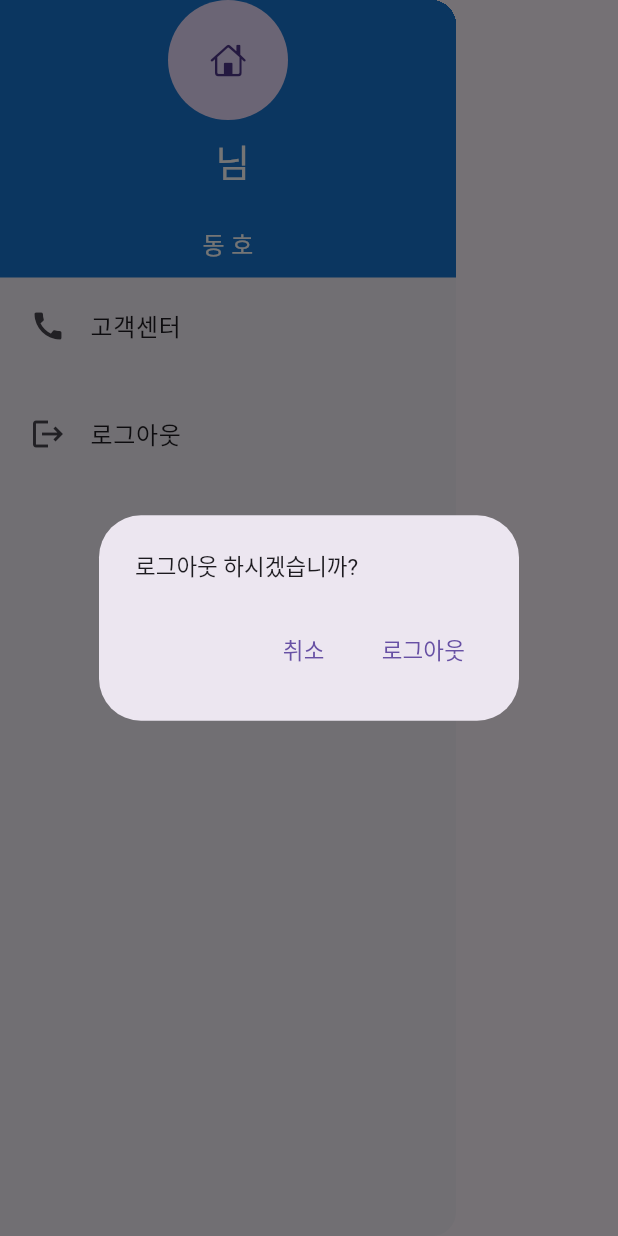
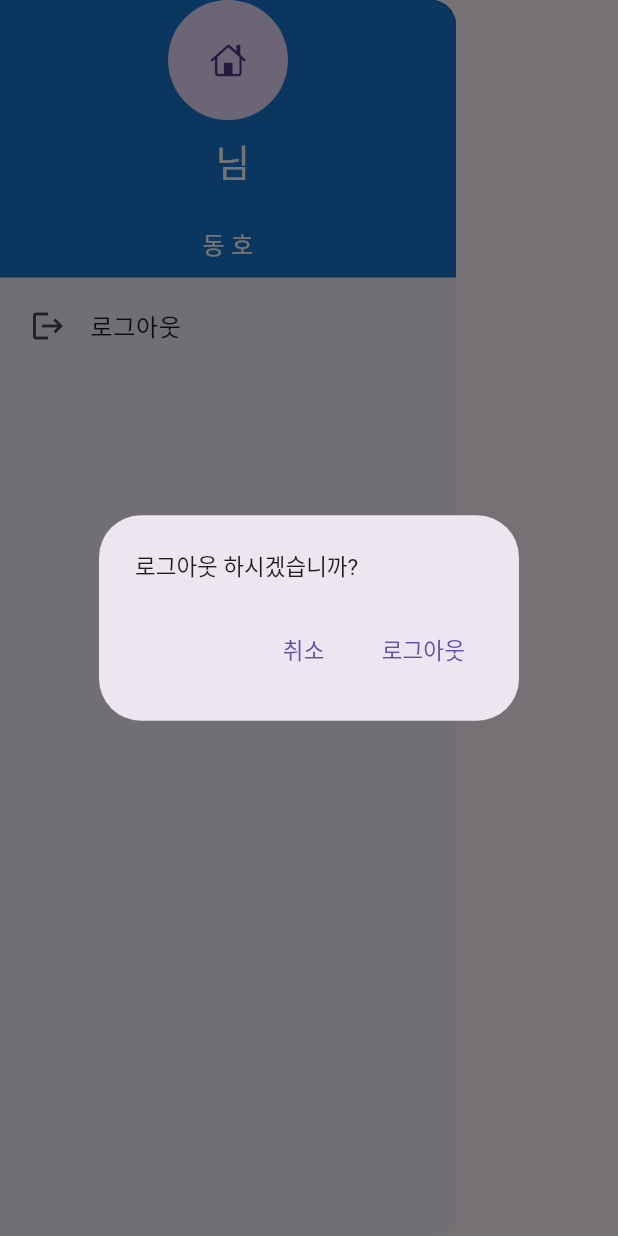
Before and after one commit to oskwon69/Coworker, a Flutter app: the NavigationDrawer widget shown alone on an empty page, opened directly with empty values, after a tap on "로그아웃", on a phone screen of 412 x 824 dp. Run offline on Flutter 3.47's test engine with Material 3 defaults, Android fonts, the phone set to English and light mode, and no system bars; our stand-ins replace connectivity_plus, device_info_plus, flutter_image_compress, flutter_secure_storage, fluttertoast, gap and 6 more; missing offline and left inert: android_id, multi_masked_formatter, webview_flutter_android, webview_flutter_wkwebview; accounts and stored records are empty.

Commit message:
240512_1

```diff
--- a/lib/UI/requset_page.dart
+++ b/lib/UI/requset_page.dart
@@ -331,11 +331,6 @@ class NavigationDrawer extends StatelessWidget {
       runSpacing: 16,
       children: [
         ListTile(
-          leading: Icon(Icons.call),
-          title: Text('고객센터'),
-          onTap: () {},
-        ),
-        ListTile(
           leading: Icon(Icons.logout),
           title: Text('로그아웃'),
           onTap: () {
--- a/lib/UI/send_page.dart
+++ b/lib/UI/send_page.dart
@@ -264,7 +264,7 @@ class _SendDataState extends State<SendData> {
                         Gap(10),
                         Text(': $_total 건', style: TextStyle(fontSize: 15, color: Colors.black, fontWeight: FontWeight.bold)),
                         Gap(10),
-                        Text(': $_notSynced 건', style: TextStyle(fontSize: 15, color: Colors.black, fontWeight: FontWeight.bold)),
+                        Text(': ${_notSynced-_sent} 건', style: TextStyle(fontSize: 15, color: Colors.black, fontWeight: FontWeight.bold)),
                         Gap(10),
                         Text(': $_sent 건', style: TextStyle(fontSize: 15, color: Colors.black, fontWeight: FontWeight.bold)),
                       ],
```
Also changed, not shown: 7 other files.
